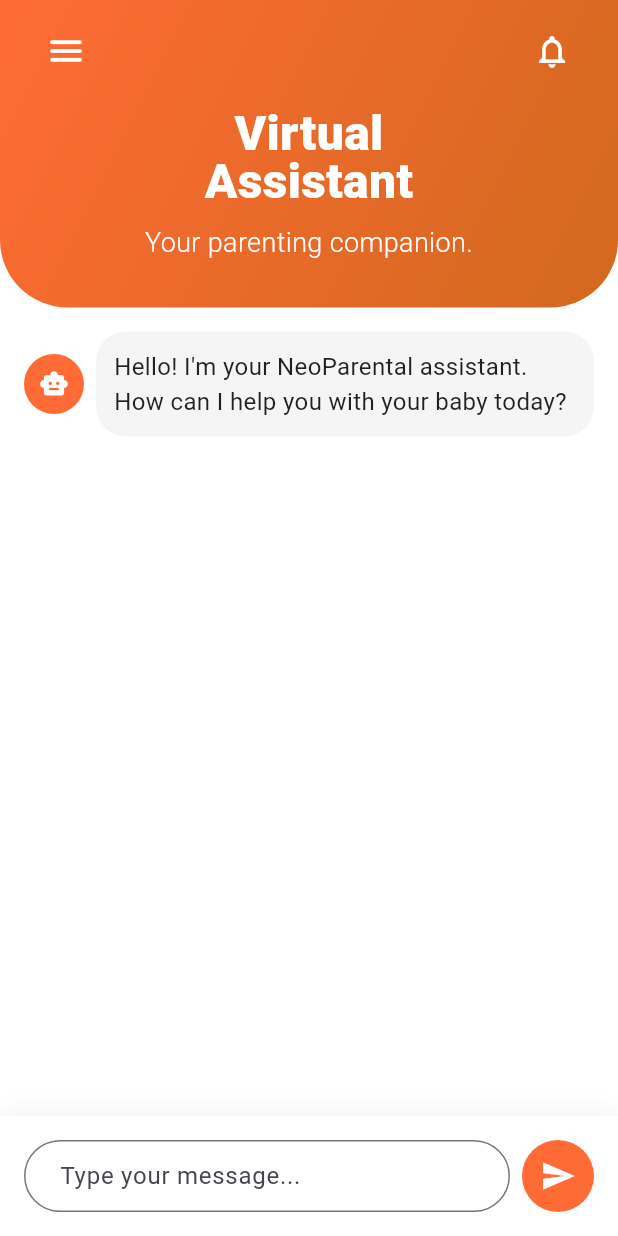
After one commit to M-Pascal/NeoParental, a Flutter app: the ChatPage screen opened directly, on a phone screen of 412 x 824 dp. The commit adds this screen. Run offline on Flutter 3.47's test engine with Material 3 defaults, Android fonts, the phone set to English and light mode, and no system bars; our stand-ins replace file_picker, lottie.

Commit message:
changes on the chat space

```diff
--- /dev/null
+++ b/parent/lib/Screens/chat.dart
@@ -0,0 +1,465 @@
+import 'package:flutter/material.dart';
+import './profile.dart';
+import './register.dart';
+import './main_navigation.dart';
+
+class ChatPage extends StatefulWidget {
+  const ChatPage({super.key});
+
+  @override
+  State<ChatPage> createState() => _ChatPageState();
+}
+
+class _ChatPageState extends State<ChatPage> {
+  final GlobalKey<ScaffoldState> _scaffoldKey = GlobalKey<ScaffoldState>();
+  final TextEditingController _messageController = TextEditingController();
+  final List<ChatMessage> _messages = [];
+
+  @override
+  void initState() {
+    super.initState();
+    // Add a welcome message
+    _messages.add(
+      ChatMessage(
+        text:
+            "Hello! I'm your NeoParental assistant. How can I help you with your baby today?",
+        isBot: true,
+        timestamp: DateTime.now(),
+      ),
+    );
+  }
+
+  @override
+  Widget build(BuildContext context) {
+    return Scaffold(
+      key: _scaffoldKey,
+      backgroundColor: Colors.white,
+      drawer: _buildSideDrawer(),
+      body: Column(
+        children: [
+          // Header Section
+          _buildHeaderSection(),
+
+          // Chat Messages
+          Expanded(
+            child: Container(
+              padding: const EdgeInsets.all(16),
+              child: _messages.isEmpty
+                  ? _buildEmptyState()
+                  : ListView.builder(
+                      itemCount: _messages.length,
+                      itemBuilder: (context, index) {
+                        return _buildMessageBubble(_messages[index]);
+                      },
+                    ),
+            ),
+          ),
+
+          // Message Input
+          _buildMessageInput(),
+        ],
+      ),
+    );
+  }
+
+  Widget _buildHeaderSection() {
+    return Container(
+      width: double.infinity,
+      decoration: const BoxDecoration(
+        gradient: LinearGradient(
+          colors: [Color(0xFFFF6B35), Color(0xFFD2691E)],
+          begin: Alignment.topLeft,
+          end: Alignment.bottomRight,
+        ),
+        borderRadius: BorderRadius.only(
+          bottomLeft: Radius.circular(45.0),
+          bottomRight: Radius.circular(45.0),
+        ),
+      ),
+      child: Padding(
+        padding: EdgeInsets.only(
+          top: MediaQuery.of(context).padding.top + 10,
+          left: 20.0,
+          right: 20.0,
+          bottom: 30.0,
+        ),
+        child: Column(
+          children: [
+            // Top row with menu and notification icons
+            Row(
+              mainAxisAlignment: MainAxisAlignment.spaceBetween,
+              children: [
+                // Menu Icon
+                IconButton(
+                  icon: const Icon(
+                    Icons.menu_rounded,
+                    color: Colors.white,
+                    size: 28,
+                  ),
+                  onPressed: () {
+                    _scaffoldKey.currentState?.openDrawer();
+                  },
+                ),
+
+                // Notification Icon
+                IconButton(
+                  icon: const Icon(
+                    Icons.notifications_outlined,
+                    color: Colors.white,
+                    size: 26,
+                  ),
+                  onPressed: () {
+                    ScaffoldMessenger.of(context).showSnackBar(
+                      const SnackBar(
+                        content: Text('Notifications pressed!'),
+                        duration: Duration(seconds: 1),
+                      ),
+                    );
+                  },
+                ),
+              ],
+            ),
+
+            const SizedBox(height: 15),
+
+            // Title
+            const Text(
+              'Virtual\nAssistant',
+              style: TextStyle(
+                color: Colors.white,
+                fontSize: 32,
+                fontWeight: FontWeight.w900,
+                height: 1.0,
+              ),
+              textAlign: TextAlign.center,
+            ),
+
+            const SizedBox(height: 12),
+
+            // Subtitle
+            const Text(
+              'Your parenting companion.',
+              style: TextStyle(
+                color: Colors.white,
+                fontSize: 18,
+                fontWeight: FontWeight.w300,
+              ),
+              textAlign: TextAlign.center,
+            ),
+          ],
+        ),
+      ),
+    );
+  }
+
+  Widget _buildMessageBubble(ChatMessage message) {
+    return Container(
+      margin: const EdgeInsets.only(bottom: 16),
+      child: Row(
+        mainAxisAlignment: message.isBot
+            ? MainAxisAlignment.start
+            : MainAxisAlignment.end,
+        children: [
+          if (message.isBot) ...[
+            CircleAvatar(
+              backgroundColor: const Color(0xFFFF6B35),
+              child: const Icon(Icons.smart_toy, color: Colors.white, size: 20),
+            ),
+            const SizedBox(width: 8),
+          ],
+          Flexible(
+            child: Container(
+              padding: const EdgeInsets.all(12),
+              decoration: BoxDecoration(
+                color: message.isBot
+                    ? Colors.grey[100]
+                    : const Color(0xFFFF6B35),
+                borderRadius: BorderRadius.circular(20),
+              ),
+              child: Text(
+                message.text,
+                style: TextStyle(
+                  color: message.isBot ? Colors.black87 : Colors.white,
+                  fontSize: 16,
+                ),
+              ),
+            ),
+          ),
+          if (!message.isBot) ...[
+            const SizedBox(width: 8),
+            CircleAvatar(
+              backgroundColor: Colors.grey[300],
+              child: const Icon(Icons.person, color: Colors.white, size: 20),
+            ),
+          ],
+        ],
+      ),
+    );
+  }
+
+  Widget _buildMessageInput() {
+    return Container(
+      padding: const EdgeInsets.all(16),
+      decoration: BoxDecoration(
+        color: Colors.white,
+        boxShadow: [
+          BoxShadow(
+            color: Colors.grey.withOpacity(0.1),
+            blurRadius: 10,
+            offset: const Offset(0, -5),
+          ),
+        ],
+      ),
+      child: Row(
+        children: [
+          Expanded(
+            child: TextField(
+              controller: _messageController,
+              decoration: InputDecoration(
+                hintText: 'Type your message...',
+                border: OutlineInputBorder(
+                  borderRadius: BorderRadius.circular(25),
+                  borderSide: BorderSide(color: Colors.grey[300]!),
+                ),
+                focusedBorder: OutlineInputBorder(
+                  borderRadius: BorderRadius.circular(25),
+                  borderSide: const BorderSide(color: Color(0xFFFF6B35)),
+                ),
+                contentPadding: const EdgeInsets.symmetric(
+                  horizontal: 20,
+                  vertical: 10,
+                ),
+              ),
+              onSubmitted: (value) => _sendMessage(),
+            ),
+          ),
+          const SizedBox(width: 8),
+          Container(
+            decoration: const BoxDecoration(
+              color: Color(0xFFFF6B35),
+              shape: BoxShape.circle,
+            ),
+            child: IconButton(
+              icon: const Icon(Icons.send, color: Colors.white),
+              onPressed: _sendMessage,
+            ),
+          ),
+        ],
+      ),
+    );
+  }
+
+  Widget _buildEmptyState() {
+    return Center(
+      child: Column(
+        mainAxisAlignment: MainAxisAlignment.center,
+        children: [
+          Icon(Icons.chat_bubble_outline, size: 80, color: Colors.grey[400]),
+          const SizedBox(height: 16),
+          Text(
+            'Start a Conversation',
+            style: TextStyle(
+              fontSize: 20,
+              fontWeight: FontWeight.bold,
+              color: Colors.grey[600],
+            ),
+          ),
+          const SizedBox(height: 8),
+          Text(
+            'Ask me anything about parenting and baby care',
+            style: TextStyle(fontSize: 16, color: Colors.grey[500]),
+            textAlign: TextAlign.center,
+          ),
+        ],
+      ),
+    );
+  }
+
+  void _sendMessage() {
+    if (_messageController.text.trim().isEmpty) return;
+
+    setState(() {
+      _messages.add(
+        ChatMessage(
+          text: _messageController.text.trim(),
+          isBot: false,
+          timestamp: DateTime.now(),
+        ),
+      );
+    });
+
+    // Simulate bot response
+    _simulateBotResponse(_messageController.text.trim());
+    _messageController.clear();
+  }
+
+  void _simulateBotResponse(String userMessage) {
+    Future.delayed(const Duration(seconds: 1), () {
+      if (!mounted) return;
+
+      String response = _generateBotResponse(userMessage);
+
+      setState(() {
+        _messages.add(
+          ChatMessage(text: response, isBot: true, timestamp: DateTime.now()),
+        );
+      });
+    });
+  }
+
+  String _generateBotResponse(String userMessage) {
+    final message = userMessage.toLowerCase();
+
+    if (message.contains('cry') || message.contains('crying')) {
+      return "Crying can indicate different needs. Try the cry analysis feature in the Audio section to understand what your baby might need - hunger, tiredness, discomfort, or pain.";
+    } else if (message.contains('feed') || message.contains('hungry')) {
+      return "For feeding, newborns typically eat every 2-3 hours. Watch for hunger cues like lip smacking, rooting, or putting hands to mouth.";
+    } else if (message.contains('sleep') || message.contains('tired')) {
+      return "Sleep patterns vary by age. Newborns sleep 14-17 hours daily. Create a calm environment with dim lights and soft sounds for better sleep.";
+    } else if (message.contains('help') || message.contains('advice')) {
+      return "I'm here to help! You can ask me about feeding, sleep, development milestones, or use the audio analysis feature to understand your baby's cries.";
+    } else {
+      return "That's a great question! While I can provide general guidance, always consult your pediatrician for specific medical concerns. Feel free to use our cry analysis feature for real-time insights.";
+    }
+  }
+
+  Widget _buildSideDrawer() {
+    return Drawer(
+      child: Container(
+        decoration: const BoxDecoration(
+          gradient: LinearGradient(
+            begin: Alignment.topCenter,
+            end: Alignment.bottomCenter,
+            colors: [Color(0xFFFF6B35), Color(0xFFD2691E)],
+          ),
+        ),
+        child: Column(
+          children: [
+            const DrawerHeader(
+              decoration: BoxDecoration(color: Colors.transparent),
+              child: Center(
+                child: Text(
+                  'NeoParental',
+                  style: TextStyle(
+                    color: Colors.white,
+                    fontSize: 24,
+                    fontWeight: FontWeight.bold,
+                  ),
+                ),
+              ),
+            ),
+            Expanded(
+              child: ListView(
+                padding: EdgeInsets.zero,
+                children: [
+                  _buildMenuItem(Icons.home, 'Home', () {
+                    Navigator.pop(context);
+                    Navigator.pushReplacement(
+                      context,
+                      MaterialPageRoute(
+                        builder: (context) => const MainNavigationPage(),
+                      ),
+                    );
+                  }),
+                  _buildMenuItem(Icons.mic, 'Audio', () {
+                    Navigator.pop(context);
+                    Navigator.pushReplacement(
+                      context,
+                      MaterialPageRoute(
+                        builder: (context) => const MainNavigationPage(),
+                      ),
+                    );
+                  }),
+                  _buildMenuItem(Icons.history, 'History', () {
+                    Navigator.pop(context);
+                    Navigator.pushReplacement(
+                      context,
+                      MaterialPageRoute(
+                        builder: (context) => const MainNavigationPage(),
+                      ),
+                    );
+                  }),
+                  _buildMenuItem(Icons.chat, 'Chat', () {
+                    Navigator.pop(context);
+                    // Already on chat page
+                  }),
+                  _buildMenuItem(Icons.person, 'Profile', () {
+                    Navigator.pop(context);
+                    Navigator.push(
+                      context,
+                      MaterialPageRoute(
+                        builder: (context) => const ProfilePage(),
+                      ),
+                    );
+                  }),
+                  const Divider(color: Colors.white30),
+                  _buildMenuItem(Icons.logout, 'Logout', () {
+                    _showLogoutDialog();
+                  }),
+                ],
+              ),
+            ),
+          ],
+        ),
+      ),
+    );
+  }
+
+  Widget _buildMenuItem(IconData icon, String title, VoidCallback onTap) {
+    return ListTile(
+      leading: Icon(icon, color: Colors.white),
+      title: Text(title, style: const TextStyle(color: Colors.white)),
+      onTap: onTap,
+    );
+  }
+
+  void _showLogoutDialog() {
+    showDialog(
+      context: context,
+      builder: (BuildContext context) {
+        return AlertDialog(
+          title: const Text('Logout'),
+          content: const Text('Are you sure you want to logout?'),
+          actions: [
+            TextButton(
+              child: const Text('Cancel'),
+              onPressed: () {
+                Navigator.of(context).pop();
+              },
+            ),
+            TextButton(
+              child: const Text('Logout'),
+              onPressed: () {
+                Navigator.of(context).pop();
+                Navigator.pushAndRemoveUntil(
+                  context,
+                  MaterialPageRoute(builder: (context) => const RegisterPage()),
+                  (route) => false,
+                );
+              },
+            ),
+          ],
+        );
+      },
+    );
+  }
+
+  @override
+  void dispose() {
+    _messageController.dispose();
+    super.dispose();
+  }
+}
+
+// Data model for chat messages
+class ChatMessage {
+  final String text;
+  final bool isBot;
+  final DateTime timestamp;
+
+  ChatMessage({
+    required this.text,
+    required this.isBot,
+    required this.timestamp,
+  });
+}
--- a/parent/lib/Screens/home.dart
+++ b/parent/lib/Screens/home.dart
@@ -76,7 +76,7 @@
               size: 26,
             ),
             onPressed: () {
-              // TODO: Add notification functionality
+              // notification functionality
               ScaffoldMessenger.of(context).showSnackBar(
                 const SnackBar(
                   content: Text('Notifications pressed!'),
@@ -100,7 +100,7 @@
               );
             },
           ),
-          const SizedBox(width: 8), // Small padding from edge
+          const SizedBox(width: 8),
         ],
       ),
       body: SingleChildScrollView(
@@ -243,6 +243,7 @@
             _buildNavItem(icon: Icons.home, label: 'Home', index: 0),
             _buildNavItem(icon: Icons.hearing, label: 'Audio', index: 1),
             _buildNavItem(icon: Icons.history, label: 'History', index: 2),
+            _buildNavItem(icon: Icons.chat, label: 'Chat', index: 3),
           ],
         ),
       ),
```
Also changed, not shown: parent/lib/Screens/history.dart (+9 -1 lines), parent/lib/Screens/main_navigation.dart (+10 -3 lines), parent/lib/Screens/record.dart (+14 -0 lines).
